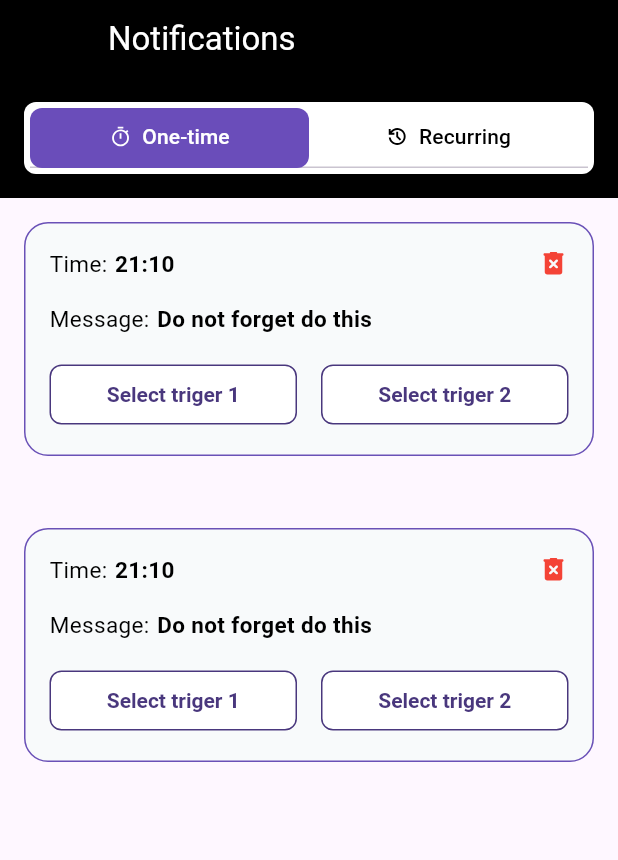
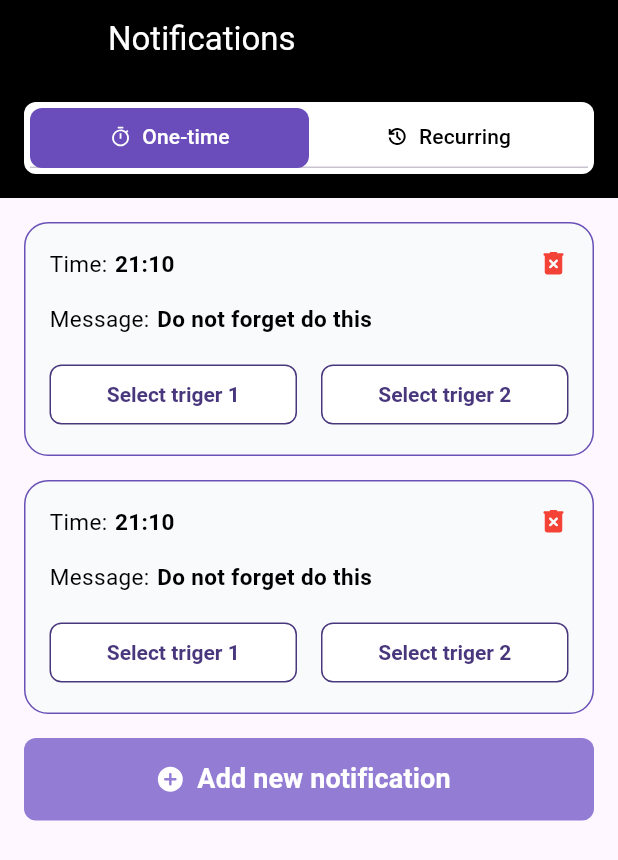
Before and after one commit to MishaLazutkin/noti, a Flutter app: the screen it shows after launch, after a tap on "Confirm", on a phone screen of 412 x 824 dp. Shown: the top 860 px of the screen. Run offline on Flutter 3.47's test engine with Material 3 defaults, Android fonts, the phone set to English and light mode, and no system bars; our stand-ins replace flutter_svg, pinput.

Commit message:
elevatedButton with icon

```diff
--- a/lib/notifications_page.dart
+++ b/lib/notifications_page.dart
@@ -1,5 +1,7 @@
 import 'package:flutter/material.dart';
 import 'package:flutter_svg/flutter_svg.dart';
+import 'package:noti/tabs/one_time_tab.dart';
+import 'package:noti/tabs/recurring_tab.dart';
 import 'package:noti/widgets/tabs.dart';
 
 import 'widgets/notification_card.dart';
@@ -102,21 +104,8 @@ class _NotificationsPageState extends State<NotificationsPage>
         body: TabBarView(
           controller: _tabController,
           children: const [
-            Column(
-              children: [
-                NotificationCard(),
-                SizedBox(height: 16,),
-                NotificationCard(),
-              ],
-            ),
-            Center(
-              child: Text(
-                'Advanced Settings',
-                style: TextStyle(
-                  fontSize: 30,
-                ),
-              ),
-            ),
+            OneTimeTab(),
+            RecurringTab()
           ],
         ),
       ),
--- /dev/null
+++ b/lib/tabs/one_time_tab.dart
@@ -0,0 +1,40 @@
+import 'package:flutter/material.dart';
+import 'package:flutter_svg/flutter_svg.dart';
+import 'package:noti/widgets/bottom_button.dart';
+
+import '../widgets/notification_card.dart';
+
+class OneTimeTab extends StatelessWidget {
+  const OneTimeTab({super.key});
+
+  @override
+  Widget build(BuildContext context) {
+    return Container(
+      margin: const EdgeInsets.symmetric(horizontal: 16.0),
+      child: Column(
+        children: [
+          SizedBox(
+            height: 16,
+          ),
+          NotificationCard(),
+          SizedBox(
+            height: 16,
+          ),
+          NotificationCard(),
+          SizedBox(
+            height: 16,
+          ),
+          BottomButton.withIcon(
+              icon: SvgPicture.asset(
+                  'lib/assets/icons/add_circle.svg',
+                  width: 20,
+                  height: 20,
+                  color: Colors.white,
+                  ),
+              text: 'Add new notification',
+              onTap: () {})
+        ],
+      ),
+    );
+  }
+}
--- /dev/null
+++ b/lib/tabs/recurring_tab.dart
@@ -0,0 +1,19 @@
+import 'package:flutter/material.dart';
+
+import '../widgets/notification_card.dart';
+
+class RecurringTab extends StatelessWidget {
+  const RecurringTab({super.key});
+
+  @override
+  Widget build(BuildContext context) {
+    return const Center(
+      child: Text(
+        'Advanced Settings',
+        style: TextStyle(
+          fontSize: 30,
+        ),
+      ),
+    );
+  }
+}
--- a/lib/widgets/bottom_button.dart
+++ b/lib/widgets/bottom_button.dart
@@ -6,8 +6,9 @@ class BottomButton extends StatelessWidget {
   final String text;
   final Function onTap;
   final bool isDisabled;
+
   final Color color;
-
+  final Widget? icon;
   final double elevation;
 
   final Widget leading;
@@ -18,14 +19,25 @@ class BottomButton extends StatelessWidget {
   BottomButton({
     required this.text,
     required this.onTap,
+    this.icon,
     this.isDisabled = false,
     this.color = AppColor.bottomButtonHoverColor,
-
     this.cornerRadius = 8,
     this.leading = const SizedBox(),
     this.height = 55,
-    this.elevation=0.0
+    this.elevation = 0.0,
   });
+
+  BottomButton.withIcon(
+      {required this.text,
+      required this.onTap,
+      required this.icon,
+      this.isDisabled = false,
+      this.color = AppColor.bottomButtonHoverColor,
+      this.cornerRadius = 8,
+      this.leading = const SizedBox(),
+      this.height = 55,
+      this.elevation = 0.0});
 
   @override
   Widget build(BuildContext context) {
@@ -36,9 +48,10 @@ class BottomButton extends StatelessWidget {
     return SizedBox(
       width: double.infinity,
       height: height,
-      child: ElevatedButton(
-        style:
-            ButtonStyle(elevation: MaterialStateProperty.resolveWith((states) {
+      child: icon == null
+          ? ElevatedButton(
+              style: ButtonStyle(
+                  elevation: MaterialStateProperty.resolveWith((states) {
                 return elevation;
               }), shape: MaterialStateProperty.resolveWith((states) {
                 return RoundedRectangleBorder(
@@ -53,7 +66,7 @@ class BottomButton extends StatelessWidget {
                   return color;
               })),
               onPressed: () {
-          onTap( );
+                onTap();
               },
               child: Row(
                 mainAxisAlignment: MainAxisAlignment.center,
@@ -76,6 +89,32 @@ class BottomButton extends StatelessWidget {
                   ),
                 ],
               ),
+            )
+          : ElevatedButton.icon(
+              icon: icon!,
+              label: Text(
+                '$text',
+                textAlign: TextAlign.center,
+                style: AppTextStyle.button,
+              ),
+              style: ButtonStyle(
+                  elevation: MaterialStateProperty.resolveWith((states) {
+                return elevation;
+              }), shape: MaterialStateProperty.resolveWith((states) {
+                return RoundedRectangleBorder(
+                  borderRadius: BorderRadius.circular(cornerRadius),
+                );
+              }), foregroundColor: MaterialStateProperty.resolveWith((states) {
+                return AppColor.bottomButtonPressedColor;
+              }), backgroundColor: MaterialStateProperty.resolveWith((states) {
+                if (states.contains(MaterialState.pressed))
+                  return AppColor.bottomButtonPressedColor;
+                else
+                  return color;
+              })),
+              onPressed: () {
+                onTap();
+              },
             ),
     );
   }
--- a/lib/widgets/notification_card.dart
+++ b/lib/widgets/notification_card.dart
@@ -10,7 +10,7 @@ class NotificationCard extends StatelessWidget {
   @override
   Widget build(BuildContext context) {
     return Container(
-      margin: const EdgeInsets.all(16.0),
+
       padding: const EdgeInsets.all(16.0),
       decoration: BoxDecoration(
           borderRadius: BorderRadius.circular(16.0),
--- a/lib/widgets/tabs.dart
+++ b/lib/widgets/tabs.dart
@@ -44,7 +44,7 @@ class CustomTabs extends PreferredSize {
             child: TabBarView(
               controller: _tabController,
               children: [
-                // first tab bar view widget
+
                 Center(
                   child: Text(
                     'Place Bid',
```
Also changed, not shown: lib/assets/icons/add_circle.svg (added). Lines whose indentation alone changed are shown as unchanged.
